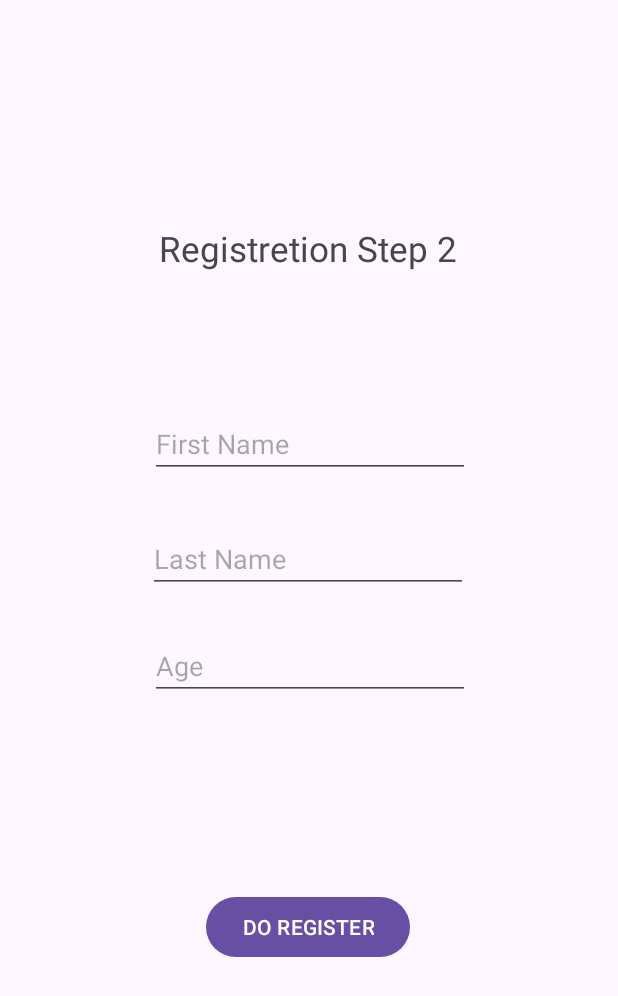
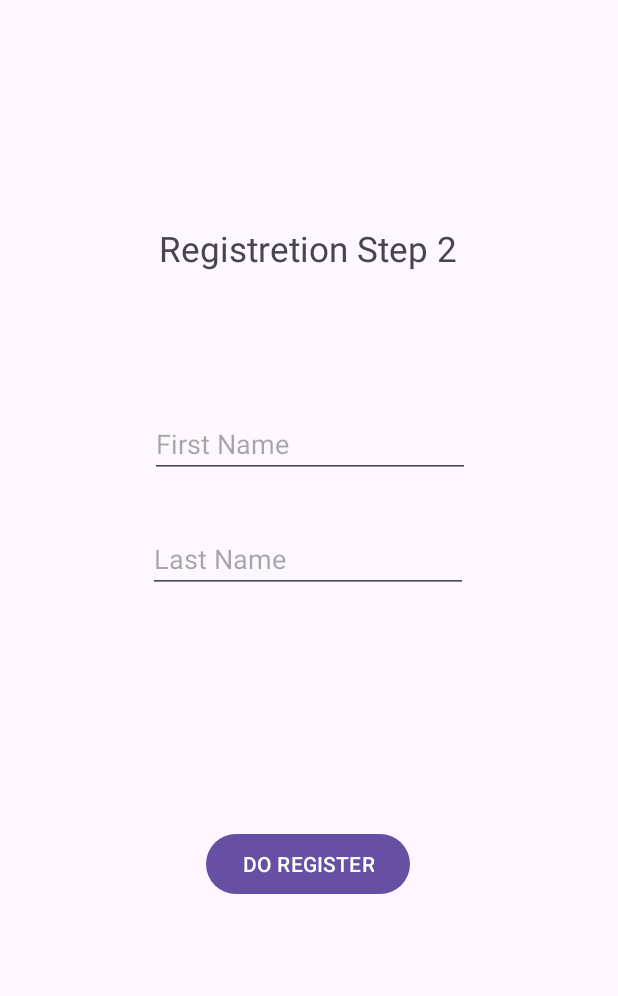
Before and after one commit to c-madalin/MarketPlace, an Android app: the fragment Register2Fragment placed in its activity, on a phone screen of 412 x 824 dp. Shown: the top 996 px of the screen. Run offline under Robolectric (Android 15) with nearby library versions, the phone set to English and light mode, and no system bars; our stand-ins replace Room's generated code.

Commit message:
Made Login and Register work on the database.
Small issue: even tho it's set to autogenerate IDs, the only ID is 0.

```diff
--- /dev/null
+++ b/app/src/main/java/com/example/reuseit/Application/Database/AppDatabase.kt
@@ -0,0 +1,12 @@
+package com.example.reuseit.Application.Database
+
+import androidx.room.Database
+import androidx.room.RoomDatabase
+import com.example.reuseit.Application.Database.DAO.UserDAO
+import com.example.reuseit.Application.Database.Entity.UserEntity
+
+
+@Database(entities = [UserEntity::class], version = 1)
+abstract class AppDatabase: RoomDatabase() {
+    public abstract fun userDAO(): UserDAO
+}
--- /dev/null
+++ b/app/src/main/java/com/example/reuseit/Application/Database/DAO/UserDAO.kt
@@ -0,0 +1,18 @@
+package com.example.reuseit.Application.Database.DAO
+
+import androidx.room.Dao
+import androidx.room.Insert
+import androidx.room.Query
+import com.example.reuseit.Application.Database.Entity.UserEntity
+
+@Dao
+interface UserDAO {
+    @Query("SELECT UserID FROM users WHERE email = :email AND password = :password")
+    suspend fun GetUserID(email: String, password: String): Int
+
+    @Insert
+    suspend fun InsertUser(user: UserEntity)
+
+    @Query("SELECT UserID FROM users WHERE email = :email")
+    suspend fun CheckIfUserExists(email: String): Int
+}
--- a/app/src/main/java/com/example/reuseit/MainActivity.kt
+++ b/app/src/main/java/com/example/reuseit/MainActivity.kt
@@ -5,10 +5,23 @@ import androidx.activity.enableEdgeToEdge
 import androidx.appcompat.app.AppCompatActivity
 import androidx.core.view.ViewCompat
 import androidx.core.view.WindowInsetsCompat
+import androidx.room.Room
+import com.example.reuseit.Application.Database.AppDatabase
+
+object DatabaseInstance{
+    lateinit var Access: AppDatabase
+}
 
 class MainActivity : AppCompatActivity() {
     override fun onCreate(savedInstanceState: Bundle?) {
         super.onCreate(savedInstanceState)
+
+        DatabaseInstance.Access = Room.databaseBuilder(
+            applicationContext,
+            AppDatabase::class.java,
+            "app_database"
+        ).build()
+
         enableEdgeToEdge()
         setContentView(R.layout.activity_main)
         ViewCompat.setOnApplyWindowInsetsListener(findViewById(R.id.main)) { v, insets ->
--- a/app/src/main/res/layout/fragment_register2.xml
+++ b/app/src/main/res/layout/fragment_register2.xml
@@ -48,19 +48,7 @@
         app:layout_constraintTop_toBottomOf="@+id/Reg2FirstName"
         app:layout_constraintVertical_bias="0.068" />
 
-    <EditText
-        android:id="@+id/editTextNumber"
-        android:layout_width="wrap_content"
-        android:layout_height="wrap_content"
-        android:ems="10"
-        android:inputType="number"
-        android:hint="@string/age"
-        app:layout_constraintBottom_toBottomOf="parent"
-        app:layout_constraintEnd_toEndOf="parent"
-        app:layout_constraintHorizontal_bias="0.502"
-        app:layout_constraintStart_toStartOf="parent"
-        app:layout_constraintTop_toBottomOf="@+id/Reg2LastName"
-        app:layout_constraintVertical_bias="0.068" />
+
 
     <Button
         android:id="@+id/doRegister"
@@ -71,7 +59,7 @@
         app:layout_constraintEnd_toEndOf="parent"
         app:layout_constraintHorizontal_bias="0.498"
         app:layout_constraintStart_toStartOf="parent"
-        app:layout_constraintTop_toBottomOf="@+id/editTextNumber"
+        app:layout_constraintTop_toBottomOf="@+id/Reg2LastName"
         app:layout_constraintVertical_bias="0.412" />
 
 </androidx.constraintlayout.widget.ConstraintLayout>
```
Also changed, not shown: app/src/main/java/com/example/reuseit/Application/Database/Entity/UserEntity.kt (added, +14 -0 lines), app/src/main/java/com/example/reuseit/Application/Global/CurrentUser.kt (added, +8 -0 lines), app/src/main/java/com/example/reuseit/Application/Models/UserModel.kt (added, +19 -0 lines), app/src/main/java/com/example/reuseit/LoginAndRegistration/LoginFragment.kt (+30 -3 lines), app/src/main/java/com/example/reuseit/LoginAndRegistration/Register1Fragment.kt (+11 -2 lines), app/src/main/java/com/example/reuseit/LoginAndRegistration/Register2Fragment.kt (+35 -4 lines).
